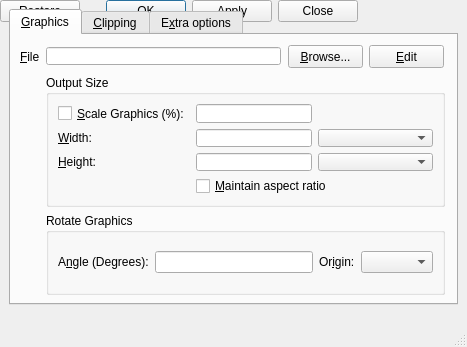
Qt form src/frontends/qt4/ui/QGraphicsUi.ui (cburschka/lyx) before a commit.
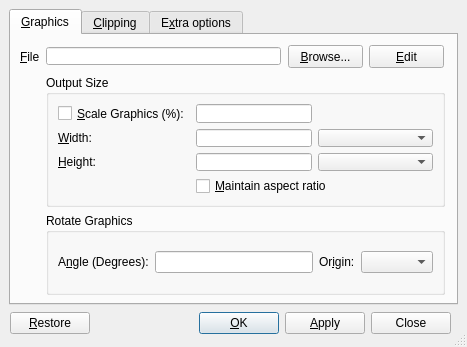
The same form after that commit. Custom widgets are drawn as their Qt base class.

The edit to the form file:
```diff
--- a/src/frontends/qt4/ui/QGraphicsUi.ui
+++ b/src/frontends/qt4/ui/QGraphicsUi.ui
@@ -23,7 +23,15 @@
   <property name="sizeGripEnabled" >
    <bool>true</bool>
   </property>
-  <widget class="QWidget" name="" >
+  <widget class="QWidget" name="layoutWidget" >
+   <property name="geometry" >
+    <rect>
+     <x>10</x>
+     <y>310</y>
+     <width>441</width>
+     <height>27</height>
+    </rect>
+   </property>
    <layout class="QHBoxLayout" >
     <property name="margin" >
      <number>0</number>
```
